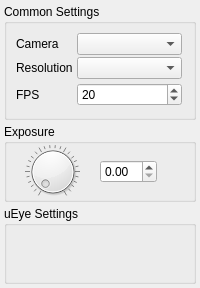
Qt form src/modules/camera-ueye/ueyecamerasettingsdialog.ui (syntalos/syntalos) before a commit.
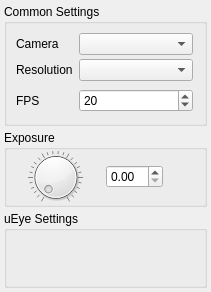
The same form after that commit.

Commit message: Fix a bunch of minor module settings UI quirks

```diff
--- a/src/modules/camera-ueye/ueyecamerasettingsdialog.ui
+++ b/src/modules/camera-ueye/ueyecamerasettingsdialog.ui
@@ -6,8 +6,8 @@
    <rect>
     <x>0</x>
     <y>0</y>
-    <width>200</width>
-    <height>288</height>
+    <width>211</width>
+    <height>292</height>
    </rect>
   </property>
   <property name="windowTitle">
@@ -38,10 +38,10 @@
       <item>
        <layout class="QFormLayout" name="formLayout_2">
         <property name="horizontalSpacing">
-         <number>4</number>
+         <number>6</number>
         </property>
         <property name="verticalSpacing">
-         <number>2</number>
+         <number>4</number>
         </property>
         <property name="rightMargin">
          <number>2</number>
```
The commit also changes 6 other files.
